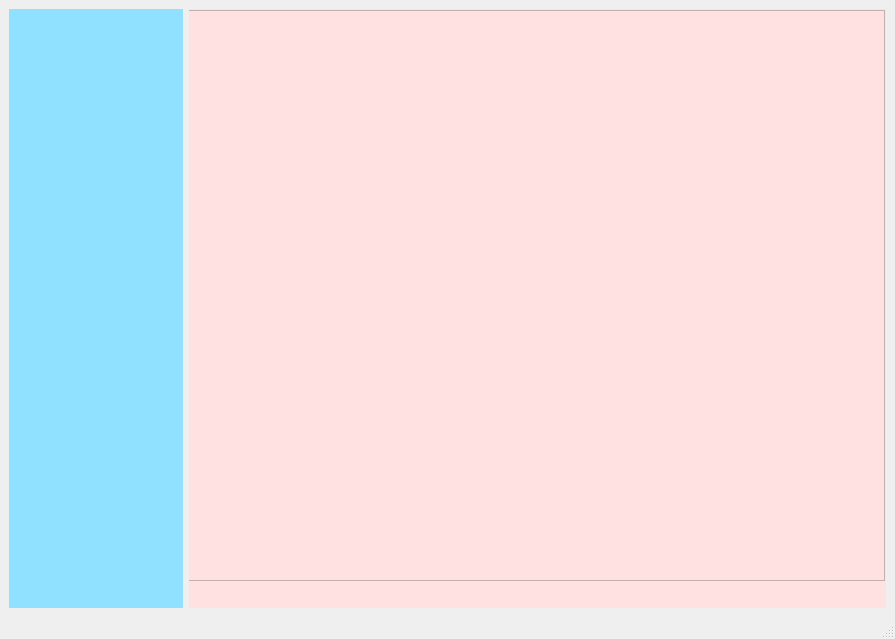
Above: src/mainwindow.ui from Salazar99/Hybrid_Automata before the change. Below: the same form after it.
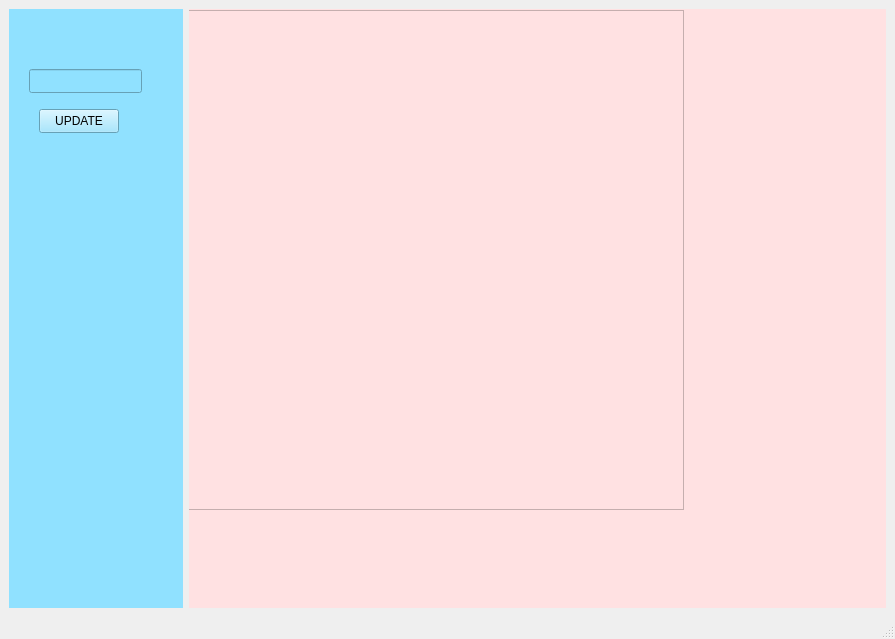
That is the form after the change.

Commit message: size fixes and update text values for circles and arrows

The edit to the form file:
```diff
--- a/src/mainwindow.ui
+++ b/src/mainwindow.ui
@@ -10,6 +10,12 @@
     <height>639</height>
    </rect>
   </property>
+  <property name="sizePolicy">
+   <sizepolicy hsizetype="Preferred" vsizetype="Preferred">
+    <horstretch>0</horstretch>
+    <verstretch>0</verstretch>
+   </sizepolicy>
+  </property>
   <property name="windowTitle">
    <string>MainWindow</string>
   </property>
@@ -26,6 +32,29 @@
       <property name="styleSheet">
        <string notr="true">background-color: rgb(144, 225, 255);</string>
       </property>
+      <widget class="QPushButton" name="updateButton">
+       <property name="geometry">
+        <rect>
+         <x>30</x>
+         <y>100</y>
+         <width>80</width>
+         <height>24</height>
+        </rect>
+       </property>
+       <property name="text">
+        <string>UPDATE</string>
+       </property>
+      </widget>
+      <widget class="QLineEdit" name="valueLabel">
+       <property name="geometry">
+        <rect>
+         <x>20</x>
+         <y>60</y>
+         <width>113</width>
+         <height>24</height>
+        </rect>
+       </property>
+      </widget>
      </widget>
     </item>
     <item>
@@ -40,12 +69,15 @@
        <string notr="true">background-color: rgb(255, 225, 226);</string>
       </property>
       <widget class="QGraphicsView" name="graphicsView">
+       <property name="enabled">
+        <bool>true</bool>
+       </property>
        <property name="geometry">
         <rect>
          <x>-5</x>
          <y>1</y>
-         <width>701</width>
-         <height>571</height>
+         <width>500</width>
+         <height>500</height>
         </rect>
        </property>
        <property name="sizePolicy">
```
The commit also changes 2 other files.
